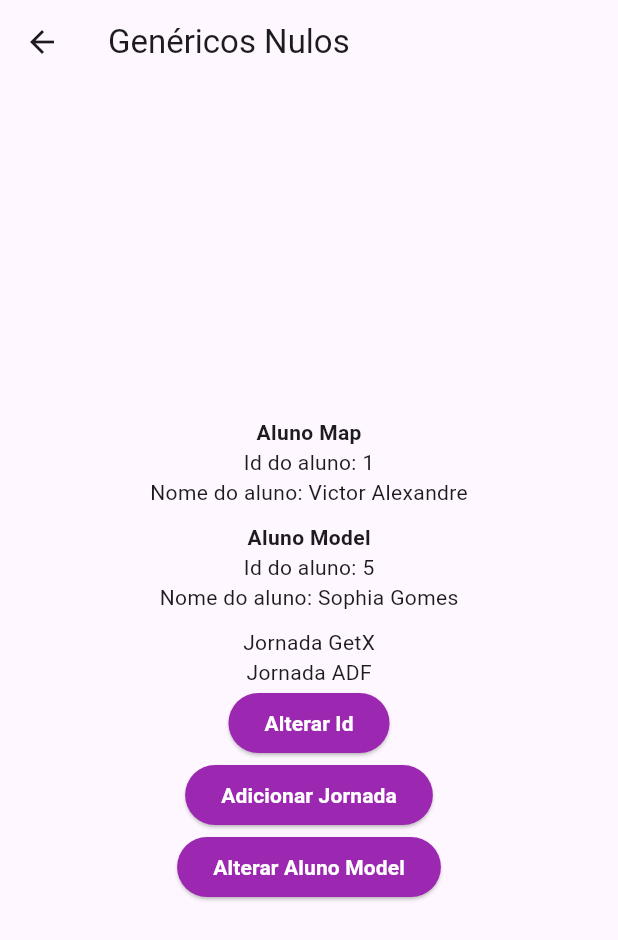
After one commit to victorapc/get_state_manager, a Flutter app: the screen it shows after launch, after a tap on "Tipos Reativos Genéricos Nulos", on a phone screen of 412 x 824 dp. The commit adds this screen. Shown: the top 940 px of the screen. Run offline on Flutter 3.47's test engine with Material 2 defaults, Android fonts, the phone set to English and light mode, and no system bars; our stand-ins replace get.

Commit message:
Get state manager com Rxn para tipos nulos.

```diff
--- a/lib/home_page.dart
+++ b/lib/home_page.dart
@@ -33,6 +33,12 @@ class HomePage extends StatelessWidget {
                 Get.toNamed('/tiposReativosGenericos');
               },
             ),
+            ElevatedButtonCustom(
+              text: 'Tipos Reativos Genéricos Nulos',
+              onPressed: () {
+                Get.toNamed('/tiposReativosGenericosNulos');
+              },
+            ),
           ],
         ),
       ),
--- a/lib/main.dart
+++ b/lib/main.dart
@@ -2,6 +2,7 @@ import 'package:flutter/material.dart';
 import 'package:get/get.dart';
 import 'package:get_state_manager/basico/reatividade_page.dart';
 import 'package:get_state_manager/home_page.dart';
+import 'package:get_state_manager/tipos/tipos_reativos_genericos_nulos_page.dart';
 import 'package:get_state_manager/tipos/tipos_reativos_genericos_page.dart';
 import 'package:get_state_manager/tipos/tipos_reativos_page.dart';
 
@@ -37,6 +38,10 @@ class MyApp extends StatelessWidget {
           name: '/tiposReativosGenericos',
           page: () => TiposReativosGenericosPage(),
         ),
+        GetPage(
+          name: '/tiposReativosGenericosNulos',
+          page: () => TiposReativosGenericosNulosPage(),
+        ),
       ],
     );
   }
--- /dev/null
+++ b/lib/tipos/tipos_reativos_genericos_nulos_page.dart
@@ -0,0 +1,99 @@
+import 'package:flutter/material.dart';
+import 'package:get/get.dart';
+import 'package:get_state_manager/core/widget/elevated_button_custom.dart';
+import 'package:get_state_manager/tipos/model/aluno.dart';
+
+class TiposReativosGenericosNulosPage extends StatelessWidget {
+  // Exemplos de Rxn que é usado para tipos que podem ser nulos.
+  final nome = Rxn<String>('Victor Alexandre');
+  final isAluno = Rxn<bool>(true);
+  final qtdCurso = Rxn<int>(1);
+  final valorCurso = Rxn<double>(1499.00);
+  final jornadas = Rxn<List<String>>([
+    'Jornada GetX',
+    'Jornada ADF',
+  ]);
+
+  final aluno = Rxn<Map<String, dynamic>>(
+      {'id': 1, 'nome': 'Victor Alexandre', 'tipo': 'Aluno'});
+
+  final alunoModel =
+      Rxn<Aluno>(Aluno(id: 5, nome: 'Sophia Gomes', curso: 'Inglês'));
+
+  TiposReativosGenericosNulosPage({super.key});
+
+  @override
+  Widget build(BuildContext context) {
+    return Scaffold(
+      appBar: AppBar(
+        title: const Text('Genéricos Nulos'),
+      ),
+      body: Center(
+        child: Column(
+          mainAxisAlignment: MainAxisAlignment.center,
+          children: [
+            const Text(
+              'Aluno Map',
+              style: TextStyle(fontWeight: FontWeight.bold),
+            ),
+            Obx(() {
+              debugPrint('Montando id do aluno');
+              return Text('Id do aluno: ${aluno.value?['id']}');
+            }),
+            Obx(() {
+              debugPrint('Montando nome do aluno');
+              return Text('Nome do aluno: ${aluno.value?['nome']}');
+            }),
+            const SizedBox(
+              height: 10,
+            ),
+            const Text(
+              'Aluno Model',
+              style: TextStyle(fontWeight: FontWeight.bold),
+            ),
+            Obx(() {
+              debugPrint('Montando id do aluno');
+              return Text('Id do aluno: ${alunoModel.value?.id}');
+            }),
+            Obx(() {
+              debugPrint('Montando nome do aluno');
+              return Text('Nome do aluno: ${alunoModel.value?.nome}');
+            }),
+            const SizedBox(
+              height: 10,
+            ),
+            Obx(() => Column(
+                  children: jornadas.value?.map(Text.new).toList() ?? [],
+                )),
+            ElevatedButtonCustom(
+              text: 'Alterar Id',
+              onPressed: () {
+                aluno.value?['id'] = 3;
+                aluno.refresh();
+              },
+            ),
+            ElevatedButtonCustom(
+              text: 'Adicionar Jornada',
+              onPressed: () {
+                //jornadas.add('Jornada Dart');
+                jornadas.value?.assign('Jornada Dart');
+                jornadas.refresh();
+              },
+            ),
+            ElevatedButtonCustom(
+              text: 'Alterar Aluno Model',
+              onPressed: () {
+                // Pode usar assim
+                /*alunoModel.value =
+                    Aluno(id: 8, nome: 'Sophia Lindona', curso: 'Inglês');*/
+                // ou
+                alunoModel(
+                    Aluno(id: 8, nome: 'Sophia Lindona', curso: 'Inglês'));
+              },
+            ),
+          ],
+        ),
+      ),
+    );
+  }
+}
```
